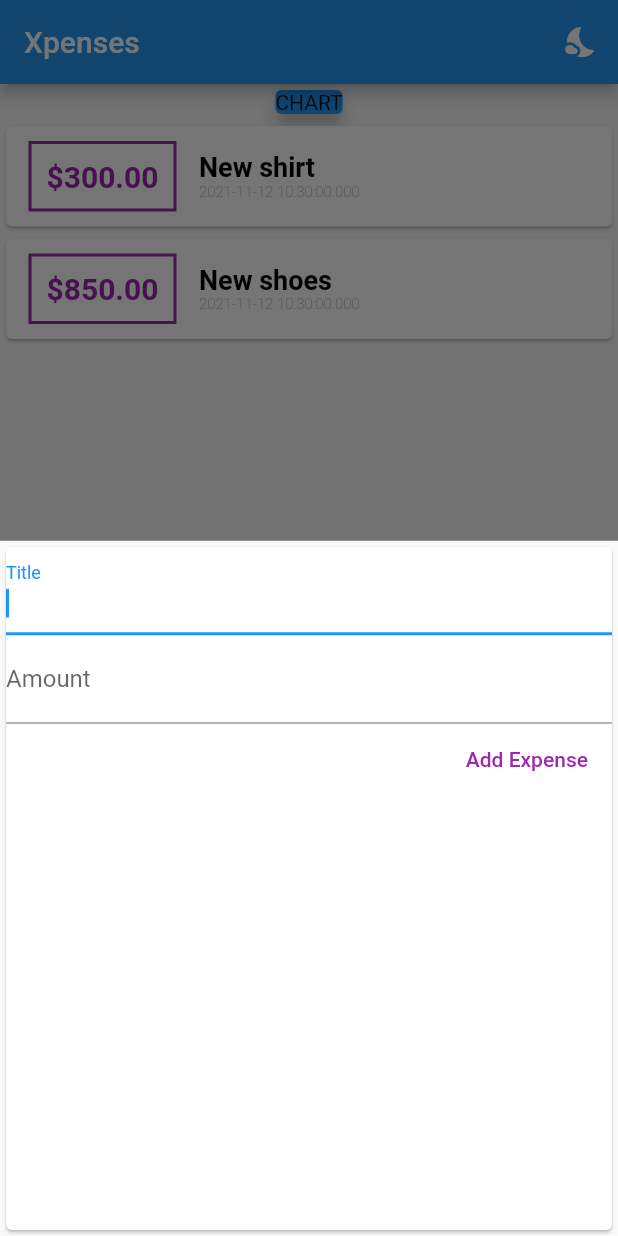
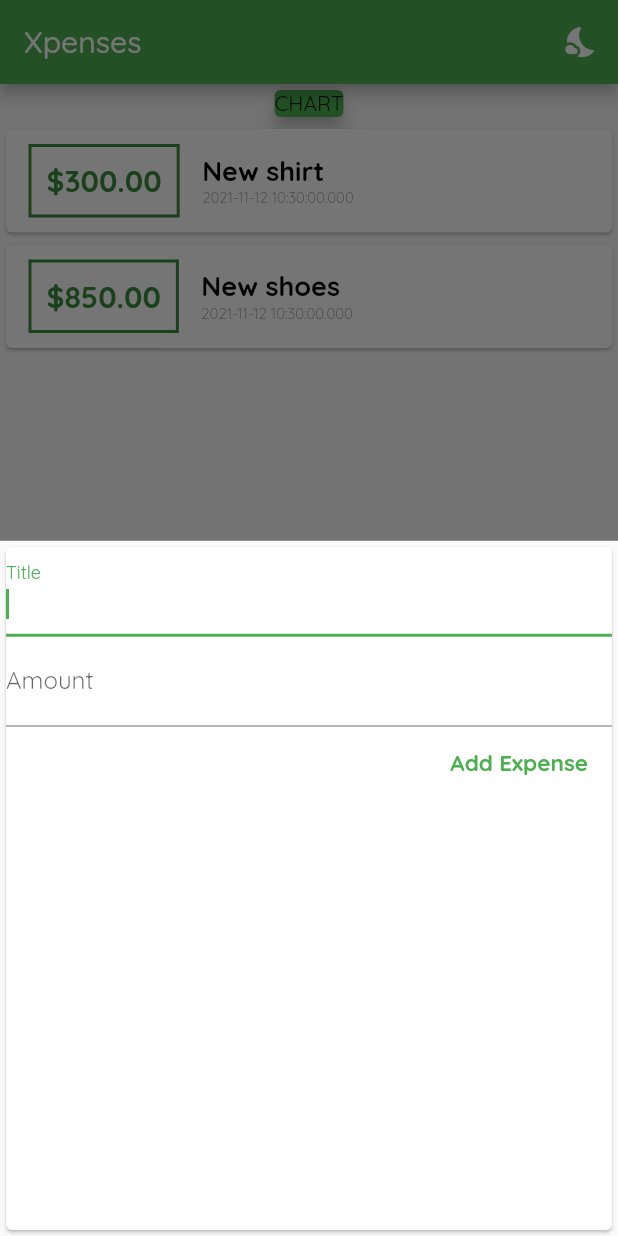
Before and after one commit to Dagi5/Xpenses, a Flutter app: the screen it shows after launch, after a tap on the "add" icon, on a phone screen of 412 x 824 dp. Run offline on Flutter 3.47's test engine with Material 2 defaults, Android fonts, the phone set to English and light mode, and no system bars.

Commit message:
added theme & fonts
-added a color theme to the whole app
-changed the theme into green
-added some fonts and applied it the all texts
-edited content(additional font) in the pubspec..yaml

```diff
--- a/lib/main.dart
+++ b/lib/main.dart
@@ -12,6 +12,10 @@ class MyApp extends StatelessWidget {
   Widget build(BuildContext context) {
     return MaterialApp(
       title: "Xpenses",
+      theme: ThemeData(
+        primarySwatch: Colors.green,
+        fontFamily: "quickSand",
+      ),
       home: MyHomePage(),
     );
   }
@@ -93,7 +97,7 @@ class _MyHomePageState extends State<MyHomePage> {
                   child: Text(
                       "CHART"), //TODO: add chart content instead of Text widget
                   elevation: 5,
-                  color: Colors.blue,
+                  color: Theme.of(context).primaryColor,
                 ),
               ),
               //--------------------------##-expence chart-##---------------------------------
--- a/lib/widgets/expenses_list.dart
+++ b/lib/widgets/expenses_list.dart
@@ -30,7 +30,7 @@ class ExpensesList extends StatelessWidget {
                 ),
                 decoration: BoxDecoration(
                   border: Border.all(
-                    color: Colors.purple,
+                    color: Theme.of(context).primaryColorDark,
                     width: 2,
                   ),
                 ),
@@ -41,7 +41,7 @@ class ExpensesList extends StatelessWidget {
                   style: TextStyle(
                     fontWeight: FontWeight.bold,
                     fontSize: 20,
-                    color: Colors.purple,
+                    color: Theme.of(context).primaryColorDark,
                   ),
                 ),
               ),
--- a/lib/widgets/new_expenses.dart
+++ b/lib/widgets/new_expenses.dart
@@ -61,8 +61,12 @@ class _NewExpensesState extends State<NewExpenses> {
             // ignore: prefer_const_constructors
             child: Text(
               "Add Expense",
+              style: const TextStyle(
+                fontWeight: FontWeight.bold,
+                fontSize: 15,
+              ),
             ),
-            textColor: Colors.purple,
+            textColor: Theme.of(context).primaryColor,
             onPressed: () => submitData(),
           ),
         ],
```
Also changed, not shown: pubspec.yaml (+13 -1 lines), assets/fonts/OpenSans-Bold.ttf (added), assets/fonts/OpenSans-Regular.ttf (added), assets/fonts/Quicksand-Bold.ttf (added), assets/fonts/Quicksand-Light.ttf (added), assets/fonts/Quicksand-Medium.ttf (added), assets/fonts/Quicksand-Regular.ttf (added).
